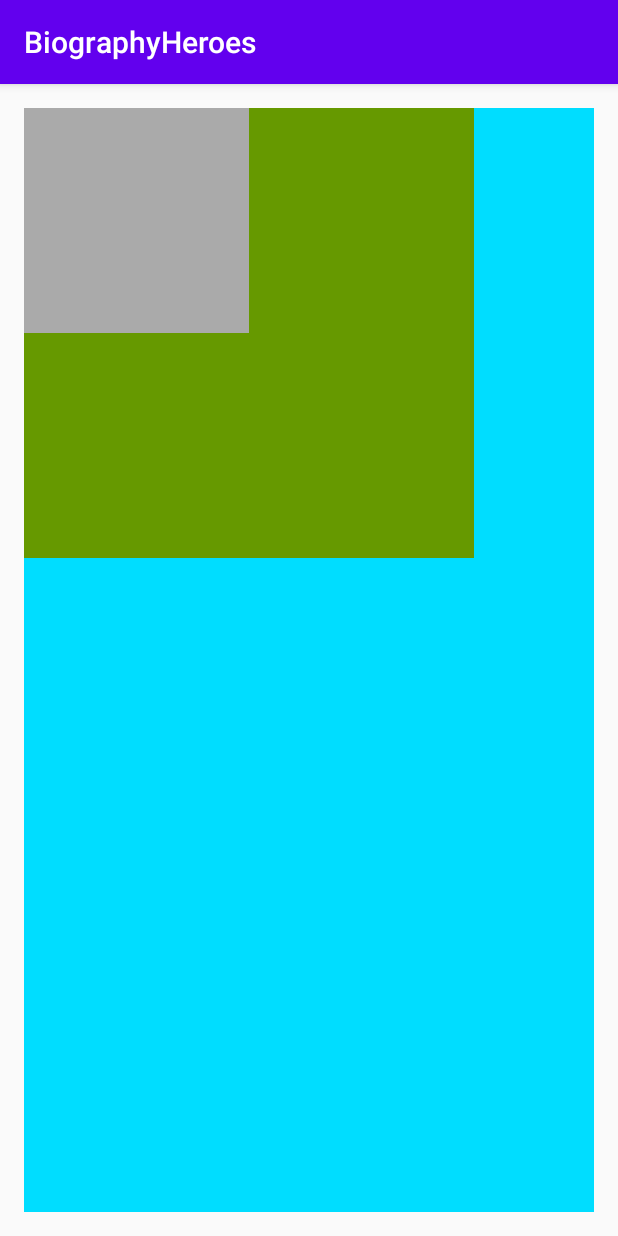
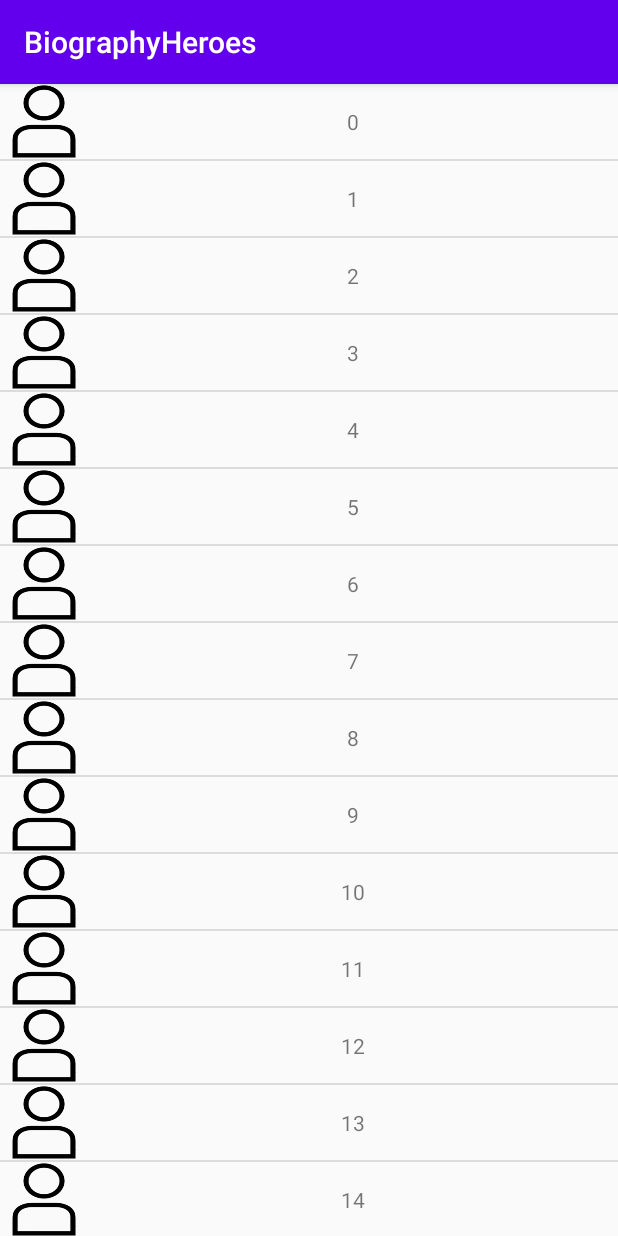
Before and after one commit to FaceWallHan/BiographyHeroes, an Android app: the screen it shows after launch (MainActivity before the commit, ListViewActivity after it), on a phone screen of 412 x 824 dp. Run offline under Robolectric (Android 15) with nearby library versions, the phone set to English and light mode, and no system bars.

Commit message:
listView的一些琐碎知识点

```diff
--- a/app/src/main/AndroidManifest.xml
+++ b/app/src/main/AndroidManifest.xml
@@ -9,7 +9,8 @@
         android:roundIcon="@mipmap/ic_launcher_round"
         android:supportsRtl="true"
         android:theme="@style/AppTheme">
-        <activity android:name=".MainActivity">
+        <activity android:name=".activity.MainActivity"/>
+        <activity android:name=".activity.ListViewActivity">
             <intent-filter>
                 <action android:name="android.intent.action.MAIN" />
 
--- /dev/null
+++ b/app/src/main/java/com/example/hero/activity/ListViewActivity.java
@@ -0,0 +1,114 @@
+package com.example.hero.activity;
+
+import android.annotation.SuppressLint;
+import android.os.Bundle;
+import android.util.Log;
+import android.view.MotionEvent;
+import android.view.View;
+import android.widget.AbsListView;
+import android.widget.ListView;
+
+import androidx.annotation.Nullable;
+import androidx.appcompat.app.AppCompatActivity;
+
+import com.example.hero.R;
+import com.example.hero.adapter.ViewHolderAdapter;
+
+import java.util.ArrayList;
+import java.util.List;
+
+public class ListViewActivity extends AppCompatActivity {
+    private ListView list_view;
+    private static final String TAG = "ListViewActivity";
+    private int lastVisiblePosition=0;//标记上次滑动位置
+
+    @Override
+    protected void onCreate(@Nullable Bundle savedInstanceState) {
+        super.onCreate(savedInstanceState);
+        setContentView(R.layout.list_view_layout);
+        List<String>list=new ArrayList<>();
+        for (int i = 0; i < 40; i++) {
+            list.add(i+"");
+        }
+        list_view=findViewById(R.id.list_view);
+        ViewHolderAdapter adapter=new ViewHolderAdapter(list,this);
+        list_view.setAdapter(adapter);
+        setListener();
+    }
+    @SuppressLint("ClickableViewAccessibility")
+    private void setListener(){
+
+        /**list_view.setSelection(10);
+         * 瞬间移动
+         * */
+        list_view.postDelayed(new Runnable() {
+            @Override
+            public void run() {
+//                list_view.smoothScrollByOffset(5);//移动offset个item
+//                list_view.smoothScrollBy(100,2*1000);//在2s内移动100px
+//                list_view.smoothScrollToPosition(15);//移动到第position个item
+                /**平滑移动*/
+            }
+        },300);
+        list_view.setEmptyView(findViewById(R.id.empty_img));
+
+        list_view.setOnTouchListener(new View.OnTouchListener() {
+            @Override
+            public boolean onTouch(View view, MotionEvent motionEvent) {
+                switch (motionEvent.getAction()){
+                    case MotionEvent.ACTION_DOWN:
+                        //触摸时操作
+                        break;
+                    case MotionEvent.ACTION_MOVE:
+                        //移动时操作
+                        break;
+                    case MotionEvent.ACTION_UP:
+                        //离开时操作
+                        break;
+                }
+                return false;
+            }
+        });
+        list_view.setOnScrollListener(new AbsListView.OnScrollListener() {
+            @Override
+            public void onScrollStateChanged(AbsListView absListView, int scrollState) {
+                switch (scrollState){
+                    case SCROLL_STATE_IDLE:
+                        Log.d(TAG, "SCROLL_STATE_IDLE: 滑动停止时");
+                        break;
+                    case SCROLL_STATE_TOUCH_SCROLL:
+                        Log.d(TAG, "SCROLL_STATE_TOUCH_SCROLL: 正在滚动");
+                        break;
+                    case SCROLL_STATE_FLING:
+                        Log.d(TAG, "SCROLL_STATE_FLING: 手指抛动时，即手指用力滑动................在离开ListView后由于惯性继续滑动");
+                        break;
+                }
+            }
+
+            @Override
+            public void onScroll(AbsListView absListView, int firstVisibleItem, int visibleItemCount, int totalItemCount) {
+                                                //当前能看到的第一个item的position，当前能看到的item总数，整个listView的item总数(包括没有显示完整的)
+                //Log.d(TAG, "onScroll: 滚动时一直调用"+"firstVisibleItem:"+firstVisibleItem+"visibleItemCount:"+visibleItemCount+"totalItemCount:"+totalItemCount);
+                if (firstVisibleItem+visibleItemCount==totalItemCount&&totalItemCount>0){
+                    Log.d(TAG, "onScroll:滚动到最后一行");
+                }
+
+                if (firstVisibleItem<lastVisiblePosition){
+                    Log.d(TAG, "onScroll:上滑"+"firstVisibleItem"+firstVisibleItem+"lastVisiblePosition"+lastVisiblePosition);
+                }else if (firstVisibleItem>lastVisiblePosition){
+                    Log.d(TAG, "onScroll:下滑"+"firstVisibleItem"+firstVisibleItem+"lastVisiblePosition"+lastVisiblePosition);
+                }
+                lastVisiblePosition=firstVisibleItem;
+            }
+        });
+    }
+    /**
+     * android:dividerHeight="5dp"
+     * android:divider="#fff000"
+     * android:divider="@null"
+     * 隐藏滚动条：android:scrollbars="none"
+     * 取消item的点击(动画)效果:android:listSelector="#00000000|@android:color/transparent"
+     * 使用adapter.notifyDataSetChanged()时，必须保证传进adapter的数据是同一个list对象而不能是其他对象，否则无法实现该效果
+     * list_view.get(Last/First)VisiblePosition();
+     * */
+}
--- a/app/src/main/java/com/example/hero/MainActivity.java
+++ b/app/src/main/java/com/example/hero/activity/MainActivity.java
@@ -1,4 +1,4 @@
-package com.example.hero;
+package com.example.hero.activity;
 
 import androidx.appcompat.app.AppCompatActivity;
 
@@ -7,6 +7,8 @@ import android.util.Log;
 import android.widget.Button;
 import android.widget.TextView;
 import android.widget.Toast;
+
+import com.example.hero.R;
 
 public class MainActivity extends AppCompatActivity {
 
--- /dev/null
+++ b/app/src/main/java/com/example/hero/adapter/ViewHolderAdapter.java
@@ -0,0 +1,61 @@
+package com.example.hero.adapter;
+
+import android.content.Context;
+import android.view.LayoutInflater;
+import android.view.View;
+import android.view.ViewGroup;
+import android.widget.BaseAdapter;
+import android.widget.ImageView;
+import android.widget.TextView;
+
+import com.example.hero.R;
+
+import java.util.List;
+
+public class ViewHolderAdapter extends BaseAdapter {
+    private List<String> list;
+    private LayoutInflater inflater;
+
+    public ViewHolderAdapter(List<String> list, Context context) {
+        this.list = list;
+        inflater=LayoutInflater.from(context);
+    }
+
+    //simpleAdapter？？？
+    @Override
+    public int getCount() {
+        return list.size();
+    }
+
+    @Override
+    public Object getItem(int i) {
+        return list.get(i);
+    }
+
+    @Override
+    public long getItemId(int i) {
+        return i;
+    }
+
+    @Override
+    public View getView(int i, View view, ViewGroup viewGroup) {
+        ViewHolder holder=null;
+        if (view==null){
+            holder=new ViewHolder();
+            view=inflater.inflate(R.layout.view_holder_item_layout,viewGroup,false);
+            holder.img=view.findViewById(R.id.holder_image);
+            holder.title=view.findViewById(R.id.holder_text);
+            view.setTag(holder);
+        }else {
+            holder= (ViewHolder) view.getTag();
+        }
+        holder.img.setBackgroundResource(R.drawable.right);
+        holder.title.setText(list.get(i));
+        return view;
+    }
+    private  static class ViewHolder{
+        TextView title;
+        ImageView img;
+        //充分利用listView的视图缓存机制，提高效率
+    }
+}
--- a/app/src/main/res/layout/group_test_layout.xml
+++ b/app/src/main/res/layout/group_test_layout.xml
@@ -3,7 +3,7 @@
     android:layout_width="match_parent"
     android:layout_height="match_parent"
     android:padding="16sp"
-    tools:context=".MainActivity">
+    tools:context=".activity.MainActivity">
 
     <com.example.hero.view.MyViewGroupA
         android:layout_width="match_parent"
--- /dev/null
+++ b/app/src/main/res/layout/list_view_layout.xml
@@ -0,0 +1,14 @@
+<?xml version="1.0" encoding="utf-8"?>
+<LinearLayout xmlns:android="http://schemas.android.com/apk/res/android"
+    android:orientation="vertical" android:layout_width="match_parent"
+    android:layout_height="match_parent">
+    <ListView
+        android:id="@+id/list_view"
+        android:layout_width="match_parent"
+        android:layout_height="match_parent"/>
+    <ImageView
+        android:id="@+id/empty_img"
+        android:src="@drawable/giao"
+        android:layout_width="match_parent"
+        android:layout_height="match_parent"/>
+</LinearLayout>
--- /dev/null
+++ b/app/src/main/res/layout/view_holder_item_layout.xml
@@ -0,0 +1,18 @@
+<?xml version="1.0" encoding="utf-8"?>
+<LinearLayout xmlns:android="http://schemas.android.com/apk/res/android"
+    android:orientation="horizontal"
+    android:layout_width="match_parent"
+    android:layout_height="50dp">
+    <ImageView
+        android:scaleType="center"
+        android:id="@+id/holder_image"
+        android:layout_weight="1"
+        android:layout_width="0dp"
+        android:layout_height="match_parent"/>
+    <TextView
+        android:gravity="center"
+        android:id="@+id/holder_text"
+        android:layout_weight="6"
+        android:layout_width="0dp"
+        android:layout_height="match_parent"/>
+</LinearLayout>
```
